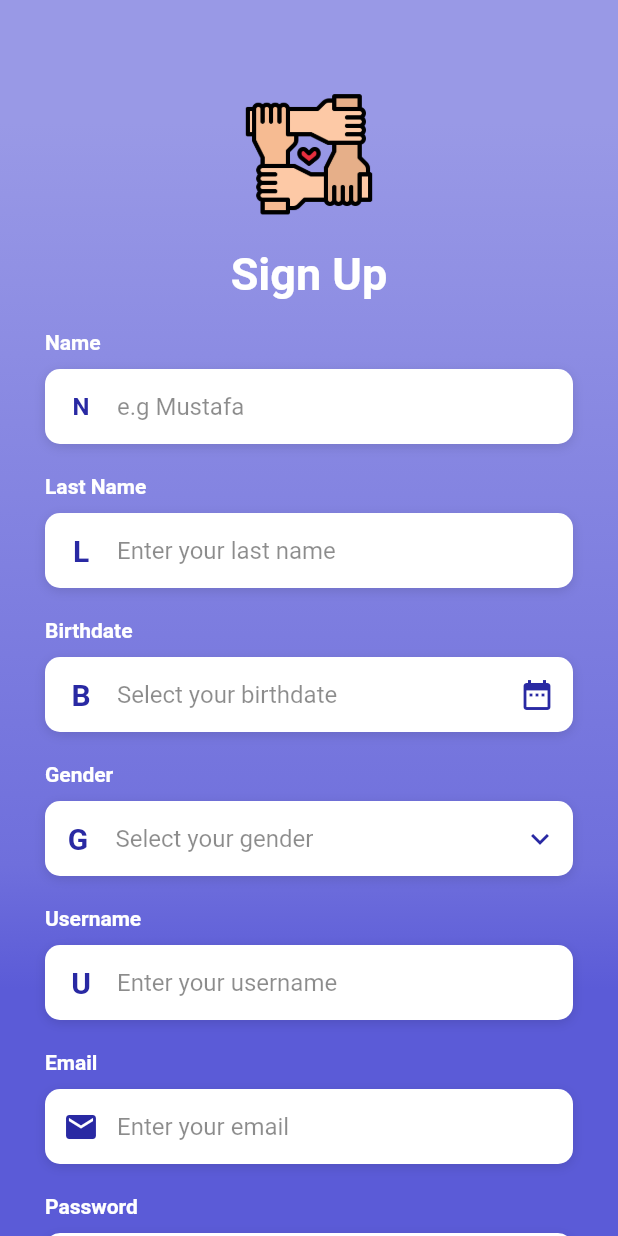
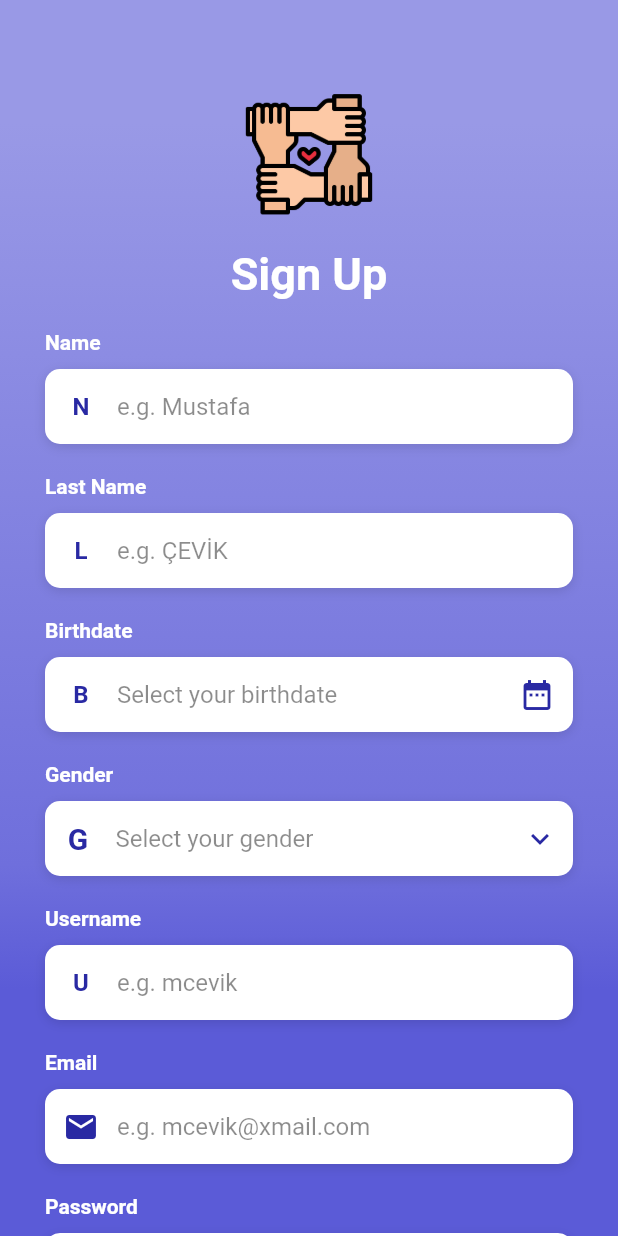
Before and after one commit to SolidarityProject/solidarity_flutter_ui, a Flutter app: the RegisterScreen screen opened by its route, on a phone screen of 412 x 824 dp. Run offline on Flutter 3.47's test engine with Material 2 defaults, Android fonts, the phone set to English and light mode, and no system bars; our stand-ins replace shared_preferences; accounts and stored records are empty.

Commit message:
Refactoring register_screen & add new property -> label_text_form_field.

```diff
--- a/lib/screens/register_screen.dart
+++ b/lib/screens/register_screen.dart
@@ -32,6 +32,11 @@ class _RegisterScreenState extends State<RegisterScreen>
   final _passwordController = TextEditingController();
 
   final _formKey = GlobalKey<FormState>();
+
+  List<GenderDTO> dropDownGenderItems = genderList;
+  var _selectedGender;
+
+  DateTime _selectedDate;
 
   var _formTFHeight = 50.0;
   var _formTFHeightPW = 50.0;
@@ -113,9 +118,9 @@ class _RegisterScreenState extends State<RegisterScreen>
           SizedBox(height: 20.0),
           _buildLastNameTextFormField(),
           SizedBox(height: 20.0),
-          _buildBirthDateTextFormField(),
+          _buildBirthdateTextFormField(),
           SizedBox(height: 20.0),
-          _buildGenderTextFormField(),
+          _buildGenderDropDownField(),
           SizedBox(height: 20.0),
           _buildUsernameTextFormField(),
           SizedBox(height: 20.0),
@@ -160,7 +165,7 @@ class _RegisterScreenState extends State<RegisterScreen>
       maxLength: 50,
       fieldDecoration: Styles.TF_BOXDEC,
       iconText: "N",
-      hintText: "e.g Mustafa",
+      hintText: "e.g. Mustafa",
       hintStyle: Styles.TF_HINT,
       themeColor: _themeData.accentColor,
       inputFormatters: nameInputFormat(),
@@ -169,31 +174,46 @@ class _RegisterScreenState extends State<RegisterScreen>
   }
 
   Widget _buildLastNameTextFormField() {
-    return _buildTextFormField(
-      "Last Name",
-      _lastNameController,
-      50,
-      validateLastName,
-      "L",
-      "Enter your last name",
+    return LabelTextFormField(
+      formHeight: _formTFHeight,
+      autoValidateStatus: _autoValidateStatus,
+      labelText: "Last Name",
+      labelTextStyle: Styles.TF_LABEL_WHITE,
+      fieldTextStyle: Styles.BLACK_TEXT,
+      controller: _lastNameController,
+      maxLength: 50,
+      fieldDecoration: Styles.TF_BOXDEC,
+      iconText: "L",
+      hintText: "e.g. ÇEVİK",
+      hintStyle: Styles.TF_HINT,
+      themeColor: _themeData.accentColor,
       inputFormatters: nameInputFormat(),
+      validationMixin: (_) => validateLastName(_),
     );
   }
 
-  Widget _buildBirthDateTextFormField() {
-    return _buildTextFormField(
-      "Birthdate",
-      _birthdateController,
-      10,
-      validateBirthdate,
-      "B",
-      "Select your birthdate",
-      readOnly: true,
-      onTapFunc: _datePicker,
+  Widget _buildBirthdateTextFormField() {
+    return LabelTextFormField(
+      formHeight: _formTFHeight,
+      autoValidateStatus: _autoValidateStatus,
+      readOnlyStatus: true,
+      labelText: "Birthdate",
+      labelTextStyle: Styles.TF_LABEL_WHITE,
+      fieldTextStyle: Styles.BLACK_TEXT,
+      controller: _birthdateController,
+      maxLength: 10,
+      fieldDecoration: Styles.TF_BOXDEC,
+      iconText: "B",
+      suffixIcon: Icons.date_range,
+      hintText: "Select your birthdate",
+      hintStyle: Styles.TF_HINT,
+      themeColor: _themeData.accentColor,
+      onTapFunc: () => _datePicker(),
+      validationMixin: (_) => validateBirthdate(_),
     );
   }
 
-  Widget _buildGenderTextFormField() {
+  Widget _buildGenderDropDownField() {
     return DropDownField<GenderDTO>(
       labelText: "Gender",
       labelTextStyle: Styles.TF_LABEL_WHITE,
@@ -210,42 +230,61 @@ class _RegisterScreenState extends State<RegisterScreen>
   }
 
   Widget _buildUsernameTextFormField() {
-    return _buildTextFormField(
-      "Username",
-      _usernameController,
-      20,
-      validateUsername,
-      "U",
-      "Enter your username",
+    return LabelTextFormField(
+      formHeight: _formTFHeight,
+      autoValidateStatus: _autoValidateStatus,
+      labelText: "Username",
+      labelTextStyle: Styles.TF_LABEL_WHITE,
+      fieldTextStyle: Styles.BLACK_TEXT,
+      controller: _usernameController,
+      maxLength: 20,
+      fieldDecoration: Styles.TF_BOXDEC,
+      iconText: "U",
+      hintText: "e.g. mcevik",
+      hintStyle: Styles.TF_HINT,
+      themeColor: _themeData.accentColor,
       inputFormatters: usernameInputFormat(),
+      validationMixin: (_) => validateUsername(_),
     );
   }
 
   Widget _buildEmailTextFormField() {
-    return _buildTextFormField(
-      "Email",
-      _emailController,
-      50,
-      validateEmail,
-      "E",
-      "Enter your email",
+    return LabelTextFormField(
+      formHeight: _formTFHeight,
+      autoValidateStatus: _autoValidateStatus,
+      labelText: "Email",
+      labelTextStyle: Styles.TF_LABEL_WHITE,
+      fieldTextStyle: Styles.BLACK_TEXT,
+      controller: _emailController,
+      maxLength: 50,
+      fieldDecoration: Styles.TF_BOXDEC,
+      icon: Icons.email,
+      hintText: "e.g. mcevik@xmail.com",
+      hintStyle: Styles.TF_HINT,
+      themeColor: _themeData.accentColor,
       inputType: TextInputType.emailAddress,
-      icon: Icons.email,
       inputFormatters: emailInputFormat(),
+      validationMixin: (_) => validateEmail(_),
     );
   }
 
   Widget _buildPasswordTextFormField() {
-    return _buildTextFormField(
-      "Password",
-      _passwordController,
-      16,
-      validatePassword,
-      "P",
-      "Enter your password",
-      obscureText: true,
+    return LabelTextFormField(
+      formHeight: _formTFHeightPW,
+      autoValidateStatus: _autoValidateStatus,
+      obscureStatus: true,
+      labelText: "Password",
+      labelTextStyle: Styles.TF_LABEL_WHITE,
+      fieldTextStyle: Styles.BLACK_TEXT,
+      controller: _passwordController,
+      maxLength: 15,
+      fieldDecoration: Styles.TF_BOXDEC,
       icon: Icons.lock,
+      hintText: "e.g. pW123123*",
+      hintStyle: Styles.TF_HINT,
+      themeColor: _themeData.accentColor,
       inputFormatters: passwordInputFormat(),
+      validationMixin: (_) => validateUsername(_),
     );
   }
 
@@ -387,87 +426,6 @@ class _RegisterScreenState extends State<RegisterScreen>
     );
   }
 
-  Widget _buildTextFormField(
-    String labelText,
-    TextEditingController controller,
-    int maxLength,
-    String validationMixin(String val),
-    String iconText,
-    String hintText, {
-    bool obscureText = false,
-    bool readOnly = false,
-    IconData icon,
-    TextInputType inputType = TextInputType.text,
-    List<TextInputFormatter> inputFormatters,
-    Future<void> onTapFunc(),
-  }) {
-    return Column(
-      crossAxisAlignment: CrossAxisAlignment.start,
-      children: <Widget>[
-        //* label text
-        Text(
-          labelText,
-          style: Styles.TF_LABEL_WHITE,
-        ),
-
-        SizedBox(height: 10.0),
-
-        Container(
-          alignment: Alignment.centerLeft,
-          decoration: Styles.TF_BOXDEC,
-          height: obscureText ? _formTFHeightPW : _formTFHeight,
-
-          //* text form field
-          child: TextFormField(
-            // enabled: false,
-            readOnly: readOnly,
-            controller: controller,
-            obscureText: obscureText,
-            maxLength: _autoValidateStatus ? maxLength : null,
-            keyboardType: inputType,
-            inputFormatters: inputFormatters,
-            autovalidate: _autoValidateStatus ? true : false,
-            onTap: readOnly
-                ? () async {
-                    await onTapFunc();
-                  }
-                : null,
-            validator: validationMixin,
-            style: Styles.BLACK_TEXT,
-            decoration: InputDecoration(
-              border: InputBorder.none,
-              contentPadding: EdgeInsets.all(15.0),
-              suffixIcon: readOnly
-                  ? Icon(
-                      Icons.date_range,
-                      color: _themeData.accentColor,
-                    )
-                  : null,
-              prefixIcon: CircleAvatar(
-                backgroundColor: Colors.transparent,
-                foregroundColor: _themeData.accentColor,
-                child: icon != null
-                    ? Icon(icon)
-                    : Text(
-                        iconText[0].toUpperCase(),
-                        style: TextStyle(
-                            fontSize: 20, fontWeight: FontWeight.w600),
-                      ),
-              ),
-              hintText: hintText,
-              hintStyle: Styles.TF_HINT,
-            ),
-          ),
-        ),
-      ],
-    );
-  }
-
-  List<GenderDTO> dropDownGenderItems = genderList;
-  var _selectedGender;
-
-  DateTime _selectedDate;
-
   Future<void> _datePicker() async {
     DateTime _dateNow = DateTime.now();
 
--- a/lib/widgets/label_text_form_field.dart
+++ b/lib/widgets/label_text_form_field.dart
@@ -6,6 +6,7 @@ class LabelTextFormField extends StatelessWidget {
   final bool editStatus;
   final bool obscureStatus;
   final bool autoValidateStatus;
+  final bool readOnlyStatus;
   final String labelText;
   final TextStyle labelTextStyle;
   final TextStyle fieldTextStyle;
@@ -13,12 +14,14 @@ class LabelTextFormField extends StatelessWidget {
   final int maxLength;
   final Decoration fieldDecoration;
   final IconData icon;
+  final IconData suffixIcon;
   final String iconText;
   final String hintText;
   final TextStyle hintStyle;
   final Color themeColor;
   final TextInputType inputType;
   final List<TextInputFormatter> inputFormatters;
+  final Future<void> Function() onTapFunc;
   final String Function(String) validationMixin;
   final Function saveMixin;
 
@@ -27,6 +30,7 @@ class LabelTextFormField extends StatelessWidget {
     this.editStatus = true,
     this.obscureStatus = false,
     this.autoValidateStatus = true,
+    this.readOnlyStatus = false,
     this.labelText,
     this.labelTextStyle,
     this.fieldTextStyle,
@@ -34,12 +38,14 @@ class LabelTextFormField extends StatelessWidget {
     this.maxLength,
     this.fieldDecoration,
     this.icon,
+    this.suffixIcon,
     this.iconText,
     this.hintText,
     this.hintStyle,
     this.themeColor,
     this.inputType = TextInputType.text,
     this.inputFormatters,
+    this.onTapFunc,
     this.validationMixin,
     this.saveMixin,
   });
@@ -62,12 +68,14 @@ class LabelTextFormField extends StatelessWidget {
           //* text form field
           child: TextFormField(
             enabled: editStatus ? true : false,
+            readOnly: readOnlyStatus,
             obscureText: obscureStatus,
             controller: controller,
             maxLength: autoValidateStatus ? maxLength : null,
             keyboardType: inputType,
             inputFormatters: inputFormatters,
             autovalidate: autoValidateStatus ? true : false,
+            onTap: () async => onTapFunc != null ? await onTapFunc() : null,
             validator: (value) => validationMixin(value),
             onSaved: saveMixin,
             style: fieldTextStyle,
@@ -84,6 +92,12 @@ class LabelTextFormField extends StatelessWidget {
                   backgroundColor: Colors.transparent,
                   foregroundColor: themeColor,
                 ),
+                suffixIcon: suffixIcon != null
+                    ? Icon(
+                        suffixIcon,
+                        color: themeColor,
+                      )
+                    : null,
                 hintText: hintText,
                 hintStyle: hintStyle),
           ),
```
